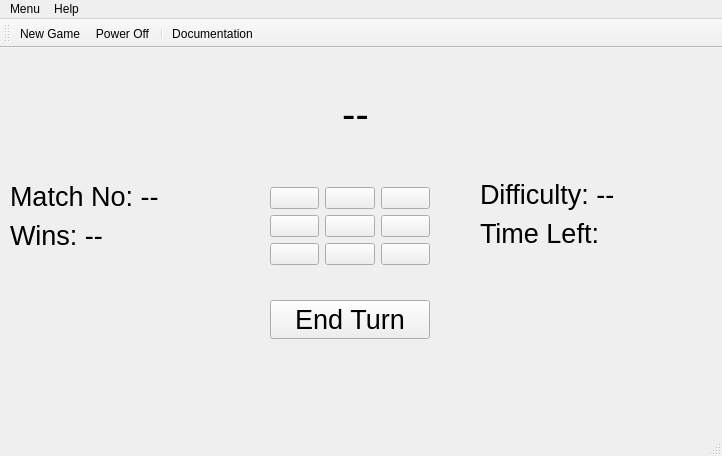
UNSW-MTRN4230-T2-2021/major-project-mtrn4230-H15A_cough_armie_ettiquette, file TicTacToe/mainwindow.ui: the form before one commit.
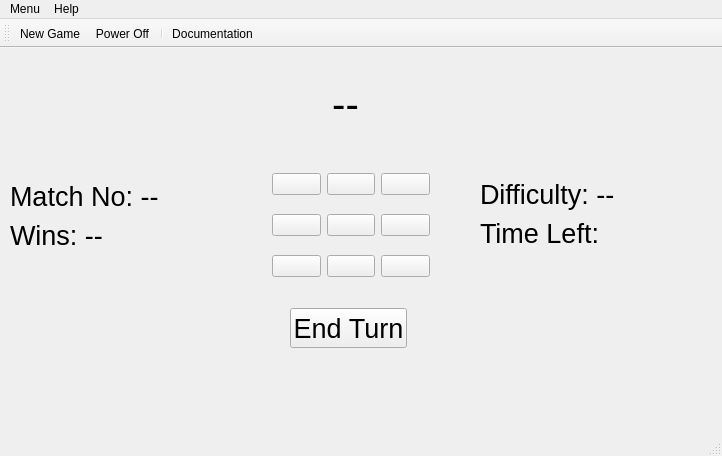
The form after the commit. Icons and pictures are not drawn.

Patch:
```diff
--- a/TicTacToe/mainwindow.ui
+++ b/TicTacToe/mainwindow.ui
@@ -17,8 +17,8 @@
    <widget class="QLabel" name="whoseTurnLabel">
     <property name="geometry">
      <rect>
-      <x>180</x>
-      <y>30</y>
+      <x>170</x>
+      <y>20</y>
       <width>351</width>
       <height>71</height>
      </rect>
@@ -35,12 +35,12 @@
      <set>Qt::AlignCenter</set>
     </property>
    </widget>
-   <widget class="QWidget" name="">
+   <widget class="QWidget" name="layoutWidget">
     <property name="geometry">
      <rect>
       <x>480</x>
       <y>130</y>
-      <width>145</width>
+      <width>231</width>
       <height>72</height>
      </rect>
     </property>
@@ -71,12 +71,12 @@
      </item>
     </layout>
    </widget>
-   <widget class="QWidget" name="">
+   <widget class="QWidget" name="layoutWidget">
     <property name="geometry">
      <rect>
       <x>10</x>
       <y>132</y>
-      <width>149</width>
+      <width>261</width>
       <height>72</height>
      </rect>
     </property>
@@ -107,17 +107,33 @@
      </item>
     </layout>
    </widget>
-   <widget class="QWidget" name="">
+   <widget class="QPushButton" name="pBEndTurn">
     <property name="geometry">
      <rect>
-      <x>270</x>
-      <y>110</y>
-      <width>160</width>
-      <height>211</height>
+      <x>290</x>
+      <y>260</y>
+      <width>117</width>
+      <height>40</height>
      </rect>
     </property>
-    <layout class="QVBoxLayout" name="verticalLayout_3">
-     <item>
+    <property name="font">
+     <font>
+      <pointsize>20</pointsize>
+     </font>
+    </property>
+    <property name="text">
+     <string>End Turn</string>
+    </property>
+   </widget>
+   <widget class="QWidget" name="layoutWidget">
+    <property name="geometry">
+     <rect>
+      <x>272</x>
+      <y>112</y>
+      <width>158</width>
+      <height>131</height>
+     </rect>
+    </property>
       <layout class="QGridLayout" name="gridLayout">
        <item row="0" column="0">
         <widget class="QPushButton" name="pBR1C1">
@@ -179,20 +195,6 @@
         <widget class="QPushButton" name="pushButton_16">
          <property name="text">
           <string/>
-         </property>
-        </widget>
-       </item>
-      </layout>
-     </item>
-     <item>
-      <widget class="QPushButton" name="pushButton">
-       <property name="font">
-        <font>
-         <pointsize>20</pointsize>
-        </font>
-       </property>
-       <property name="text">
-        <string>End Turn</string>
        </property>
       </widget>
      </item>
```
Left out of the diff: 16 changed lines with no effect on the pictures. Lines whose indentation alone changed are shown as unchanged.
